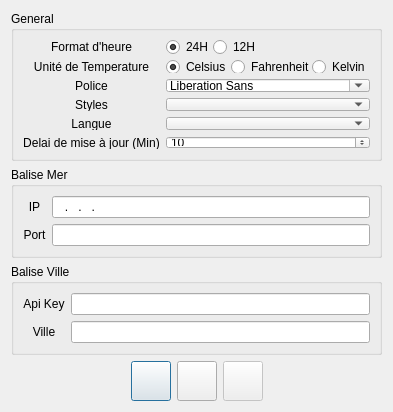
Before: the Qt Designer form settingsdlg.ui in aiekick/ProjectStationMeteo, drawn with Qt 5.
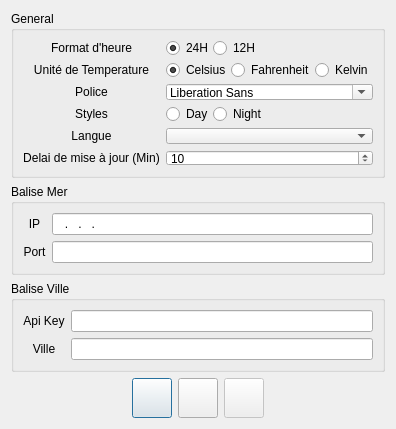
After: the same form once the commit is applied. Icons and pictures are not drawn.

Commit message: [DEL] : deletion of StyleManager [ADD] : add apply style func in GlobalSettings [ADD] : add style day and night with radiobutton in settings dlg [UPD] : update fo editfield to be not translated [BUG] : the translation system is always not working (RFR] : refactor

Diff of the .ui file:
```diff
--- a/settingsdlg.ui
+++ b/settingsdlg.ui
@@ -9,8 +9,8 @@
    <rect>
     <x>0</x>
     <y>0</y>
-    <width>393</width>
-    <height>412</height>
+    <width>396</width>
+    <height>429</height>
    </rect>
   </property>
   <property name="sizePolicy">
@@ -21,14 +21,14 @@
   </property>
   <property name="minimumSize">
    <size>
-    <width>393</width>
-    <height>412</height>
+    <width>396</width>
+    <height>429</height>
    </size>
   </property>
   <property name="maximumSize">
    <size>
-    <width>393</width>
-    <height>412</height>
+    <width>396</width>
+    <height>429</height>
    </size>
   </property>
   <property name="windowTitle">
@@ -222,9 +222,6 @@
           </property>
          </widget>
         </item>
-        <item row="3" column="1">
-         <widget class="QComboBox" name="cbStyle"/>
-        </item>
         <item row="0" column="0">
          <widget class="QLabel" name="label_5">
           <property name="text">
@@ -245,6 +242,54 @@
           </property>
          </widget>
         </item>
+        <item row="3" column="1">
+         <widget class="QWidget" name="widget_4" native="true">
+          <layout class="QHBoxLayout" name="horizontalLayout_9">
+           <property name="spacing">
+            <number>0</number>
+           </property>
+           <property name="leftMargin">
+            <number>0</number>
+           </property>
+           <property name="topMargin">
+            <number>0</number>
+           </property>
+           <property name="rightMargin">
+            <number>0</number>
+           </property>
+           <property name="bottomMargin">
+            <number>0</number>
+           </property>
+           <item>
+            <widget class="QRadioButton" name="rbStyleDay">
+             <property name="text">
+              <string>Day</string>
+             </property>
+            </widget>
+           </item>
+           <item>
+            <widget class="QRadioButton" name="rbStyleNight">
+             <property name="text">
+              <string>Night</string>
+             </property>
+            </widget>
+           </item>
+           <item>
+            <spacer name="horizontalSpacer_5">
+             <property name="orientation">
+              <enum>Qt::Horizontal</enum>
+             </property>
+             <property name="sizeHint" stdset="0">
+              <size>
+               <width>40</width>
+               <height>20</height>
+              </size>
+             </property>
+            </spacer>
+           </item>
+          </layout>
+         </widget>
+        </item>
        </layout>
       </item>
      </layout>
@@ -342,7 +387,11 @@
          </widget>
         </item>
         <item row="0" column="1">
-         <widget class="QLineEdit" name="edApiKey"/>
+         <widget class="QLineEdit" name="edApiKey">
+          <property name="text">
+           <string notr="true"/>
+          </property>
+         </widget>
         </item>
        </layout>
       </item>
```
Left out of the diff: 6 changed lines with no effect on the pictures. The commit also changes 21 other files.
